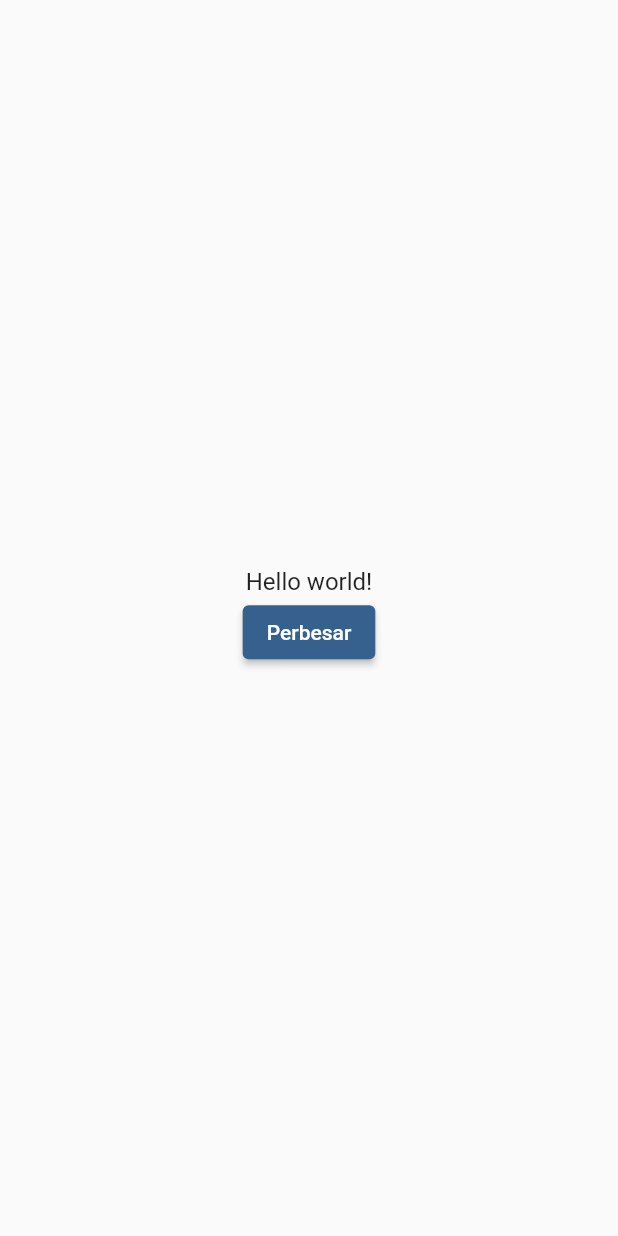
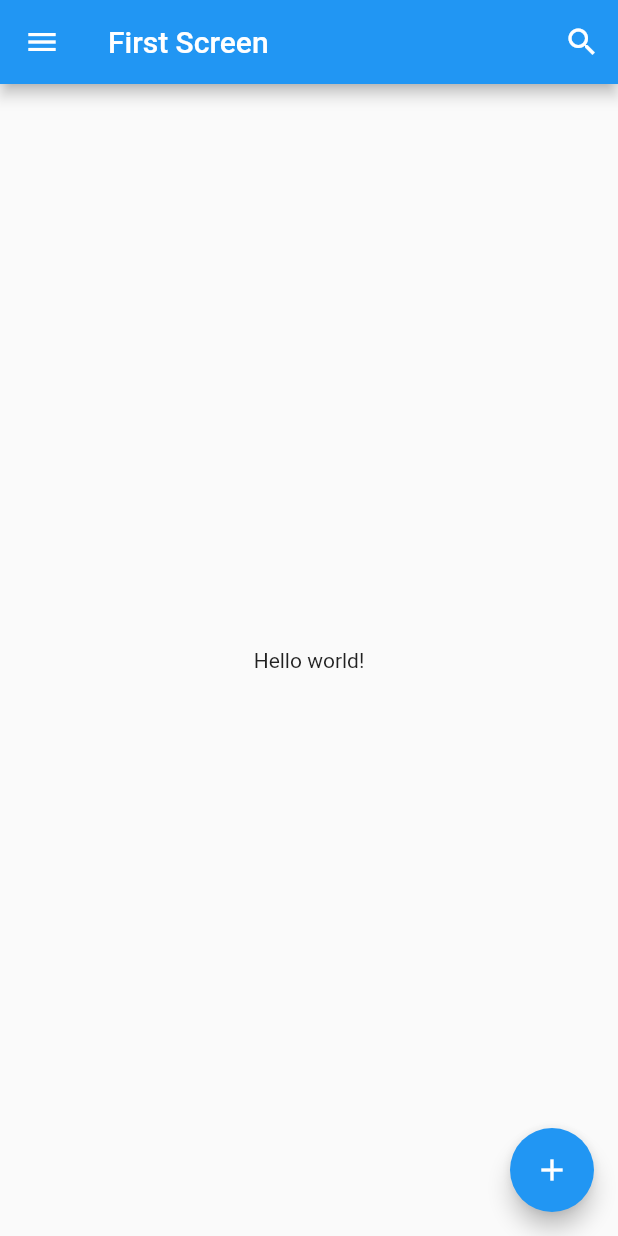
Before and after one commit to aiguh97/flutter-pemula-dicoding, a Flutter app: the screen it shows after launch, on a phone screen of 412 x 824 dp. Run offline on Flutter 3.47's test engine with Material 3 defaults, Android fonts, the phone set to English and light mode, and no system bars.

Commit message:
3_scaffold

```diff
--- /dev/null
+++ b/lib/FirstScreen.dart
@@ -0,0 +1,29 @@
+import 'package:flutter/material.dart';
+
+class FirstScreen extends StatelessWidget {
+  const FirstScreen({Key? key}) : super(key: key);
+
+  @override
+  Widget build(BuildContext context) {
+    return Scaffold(
+      appBar: AppBar(
+        title: const Text('First Screen'),
+        actions: [
+          IconButton(
+            icon: const Icon(Icons.search, color: Colors.white),
+            onPressed: () {},
+          ),
+        ],
+        leading: IconButton(
+          icon: const Icon(Icons.menu, color: Colors.white),
+          onPressed: () {},
+        ),
+      ),
+      body: const Center(child: Text('Hello world!')),
+      floatingActionButton: FloatingActionButton(
+        child: const Icon(Icons.add),
+        onPressed: () {},
+      ),
+    );
+  }
+}
--- a/lib/main.dart
+++ b/lib/main.dart
@@ -1,4 +1,5 @@
 import 'package:flutter/material.dart';
+import 'package:flutter_pemula_dicoding/FirstScreen.dart';
 import 'package:flutter_pemula_dicoding/biggerText.dart';
 
 void main() {
@@ -14,16 +15,18 @@ class MyApp extends StatelessWidget {
       title: 'Flutter Demo',
       debugShowCheckedModeBanner: false,
       theme: ThemeData(
-        colorScheme: ColorScheme.fromSeed(seedColor: Colors.blue),
-        useMaterial3: false, // Pastikan M2 dipakai agar AppBar ikut warna
-      ),
-      home: const Scaffold(
-        body: Center(
-          child: BiggerText(
-            text: "Hello world!",
-          ), // Ubah widget Heading ke PerubahanText
+        primarySwatch: Colors.blue,
+        useMaterial3: false, // Pakai Material 2 biar warna ikut primarySwatch
+        floatingActionButtonTheme: const FloatingActionButtonThemeData(
+          backgroundColor: Colors.blue,
+          foregroundColor: Colors.white,
+        ),
+        appBarTheme: const AppBarTheme(
+          backgroundColor: Colors.blue,
+          foregroundColor: Colors.white,
         ),
       ),
+      home: FirstScreen(),
     );
   }
 }
```
Also changed, not shown: 1 other file.
